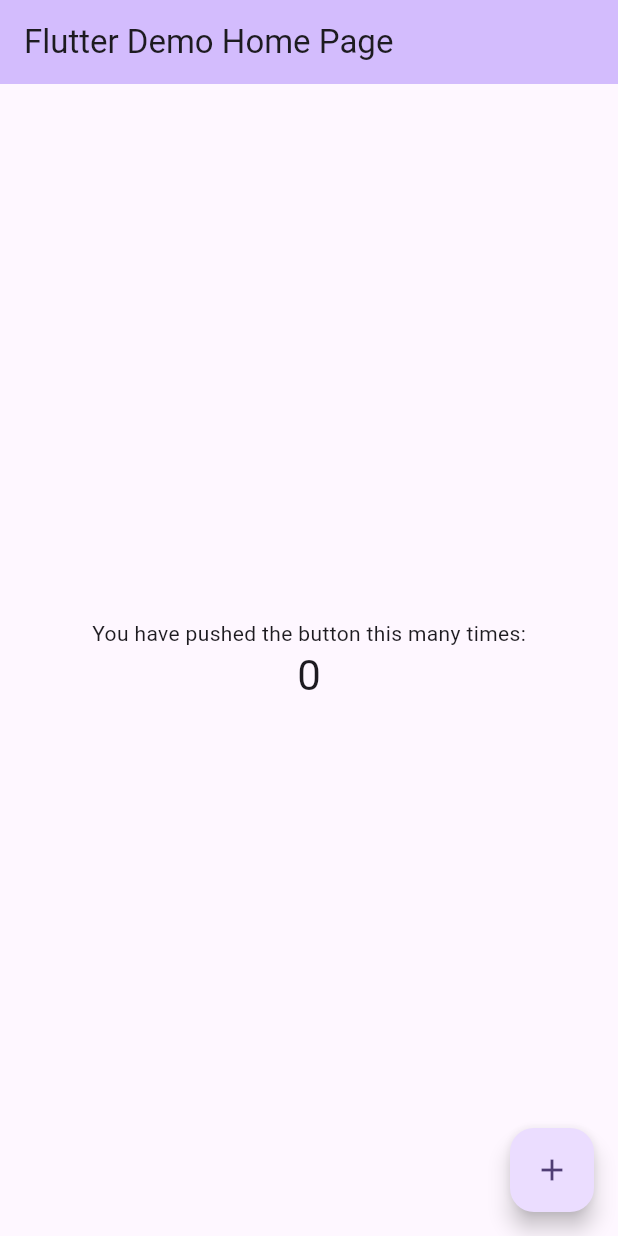
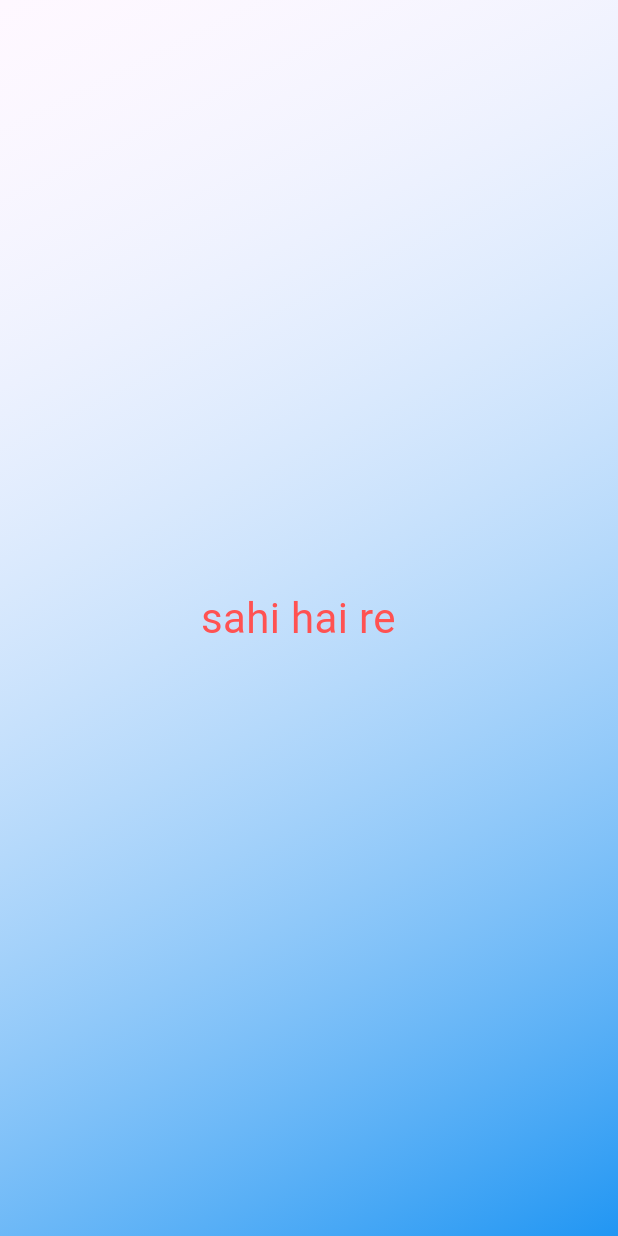
Before and after one commit to airspeedmph/flutter_basics, a Flutter app: the screen it shows after launch, on a phone screen of 412 x 824 dp. Run offline on Flutter 3.47's test engine with Material 3 defaults, Android fonts, the phone set to English and light mode, and no system bars.

Commit message:
initial commit

```diff
--- a/lib/main.dart
+++ b/lib/main.dart
@@ -1,122 +1,37 @@
 import 'package:flutter/material.dart';
 
-void main() {
-  runApp(const MyApp());
-}
-//helllo
-class MyApp extends StatelessWidget {
-  const MyApp({super.key});
+// void main() {
+//   runApp(
+//     MaterialApp(home: Scaffold(
 
-  // This widget is the root of your application.
-  @override
-  Widget build(BuildContext context) {
-    return MaterialApp(
-      title: 'Flutter Demo',
-      theme: ThemeData(
-        // This is the theme of your application.
-        //
-        // TRY THIS: Try running your application with "flutter run". You'll see
-        // the application has a purple toolbar. Then, without quitting the app,
-        // try changing the seedColor in the colorScheme below to Colors.green
-        // and then invoke "hot reload" (save your changes or press the "hot
-        // reload" button in a Flutter-supported IDE, or press "r" if you used
-        // the command line to start the app).
-        //
-        // Notice that the counter didn't reset back to zero; the application
-        // state is not lost during the reload. To reset the state, use hot
-        // restart instead.
-        //
-        // This works for code too, not just values: Most code changes can be
-        // tested with just a hot reload.
-        colorScheme: ColorScheme.fromSeed(seedColor: Colors.deepPurple),
-      ),
-      home: const MyHomePage(title: 'Flutter Demo Home Page'),
-    );
-  }
-}
+//       body: Container(decoration:BoxDecoration() child: Center(child: Text(" hello hello "))))),
+//   );
+// }
 
-class MyHomePage extends StatefulWidget {
-  const MyHomePage({super.key, required this.title});
+void main(List<String> args) {
+  runApp(
+    MaterialApp(
+      home: Scaffold(
+        body: Container(
+          decoration: BoxDecoration(
+            gradient: LinearGradient(
+              colors: [
+                Colors.white10,
+                Colors.blue,
+              ],
 
-  // This widget is the home page of your application. It is stateful, meaning
-  // that it has a State object (defined below) that contains fields that affect
-  // how it looks.
-
-  // This class is the configuration for the state. It holds the values (in this
-  // case the title) provided by the parent (in this case the App widget) and
-  // used by the build method of the State. Fields in a Widget subclass are
-  // always marked "final".
-
-  final String title;
-
-  @override
-  State<MyHomePage> createState() => _MyHomePageState();
-}
-
-class _MyHomePageState extends State<MyHomePage> {
-  int _counter = 0;
-
-  void _incrementCounter() {
-    setState(() {
-      // This call to setState tells the Flutter framework that something has
-      // changed in this State, which causes it to rerun the build method below
-      // so that the display can reflect the updated values. If we changed
-      // _counter without calling setState(), then the build method would not be
-      // called again, and so nothing would appear to happen.
-      _counter++;
-    });
-  }
-
-  @override
-  Widget build(BuildContext context) {
-    // This method is rerun every time setState is called, for instance as done
-    // by the _incrementCounter method above.
-    //
-    // The Flutter framework has been optimized to make rerunning build methods
-    // fast, so that you can just rebuild anything that needs updating rather
-    // than having to individually change instances of widgets.
-    return Scaffold(
-      appBar: AppBar(
-        // TRY THIS: Try changing the color here to a specific color (to
-        // Colors.amber, perhaps?) and trigger a hot reload to see the AppBar
-        // change color while the other colors stay the same.
-        backgroundColor: Theme.of(context).colorScheme.inversePrimary,
-        // Here we take the value from the MyHomePage object that was created by
-        // the App.build method, and use it to set our appbar title.
-        title: Text(widget.title),
-      ),
-      body: Center(
-        // Center is a layout widget. It takes a single child and positions it
-        // in the middle of the parent.
-        child: Column(
-          // Column is also a layout widget. It takes a list of children and
-          // arranges them vertically. By default, it sizes itself to fit its
-          // children horizontally, and tries to be as tall as its parent.
-          //
-          // Column has various properties to control how it sizes itself and
-          // how it positions its children. Here we use mainAxisAlignment to
-          // center the children vertically; the main axis here is the vertical
-          // axis because Columns are vertical (the cross axis would be
-          // horizontal).
-          //
-          // TRY THIS: Invoke "debug painting" (choose the "Toggle Debug Paint"
-          // action in the IDE, or press "p" in the console), to see the
-          // wireframe for each widget.
-          mainAxisAlignment: MainAxisAlignment.center,
-          children: <Widget>[
-            const Text('You have pushed the button this many times:'),
-            Text(
-              '$_counter',
-              style: Theme.of(context).textTheme.headlineMedium,
+              begin: Alignment.topLeft,
+              end: Alignment.bottomRight,
             ),
-          ],
+          ),
+          child: Center(
+            child: Text(
+              "sahi hai re  ",
+              style: TextStyle(color: Colors.redAccent, fontSize: 28,),
+            ),
+          ),
         ),
       ),
-      floatingActionButton: FloatingActionButton(
-        onPressed: _incrementCounter,
-        tooltip: 'Increment',
-        child: const Icon(Icons.add),
-      ), // This trailing comma makes auto-formatting nicer for build methods.
-    );
-  }
+    ),
+  );
 }
```
